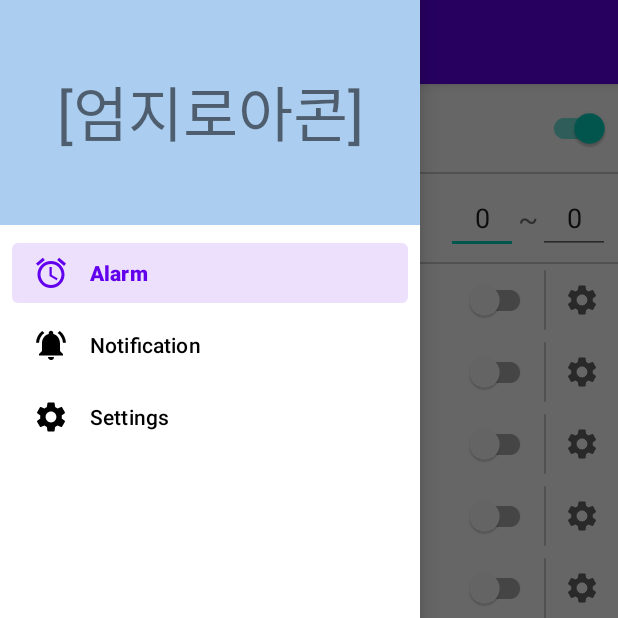
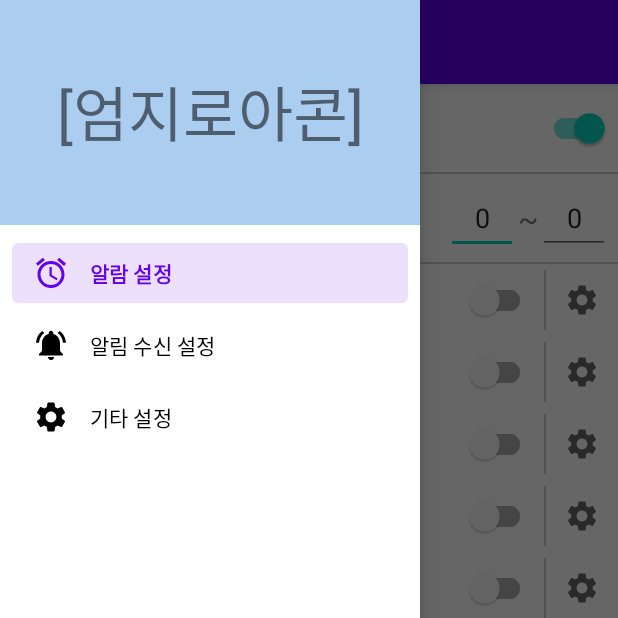
Before and after one commit to DevJaewoo/its-my-waye, an Android app: the screen it shows after launch (MainActivity), with the side drawer open, on a phone screen of 412 x 824 dp, the top half of it. Run offline under Robolectric (Android 15) with nearby library versions, the phone set to English and light mode, and no system bars.

Commit message:
메뉴 문구 수정

```diff
--- a/app/src/main/res/values/strings.xml
+++ b/app/src/main/res/values/strings.xml
@@ -1,8 +1,8 @@
 <resources>
     <string name="app_name">마이웨이</string>
-    <string name="menu_alarm">Alarm</string>
-    <string name="menu_notification">Notification</string>
-    <string name="menu_settings">Settings</string>
+    <string name="menu_alarm">알람 설정</string>
+    <string name="menu_notification">알림 수신 설정</string>
+    <string name="menu_settings">기타 설정</string>
     <string name="menu_button">menu</string>
     <!-- TODO: Remove or change this placeholder text -->
     <string name="hello_blank_fragment">Hello blank fragment</string>
```
